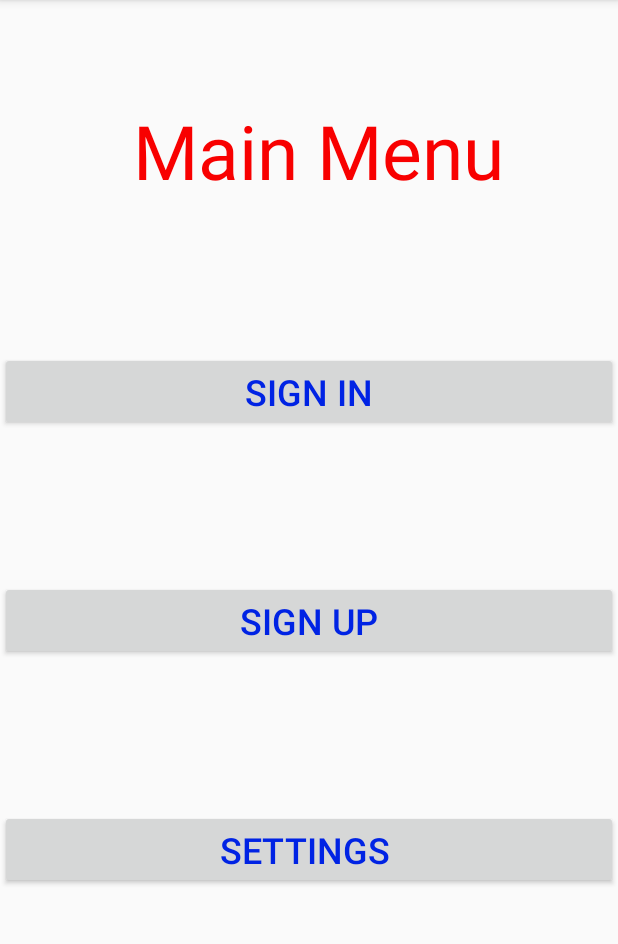
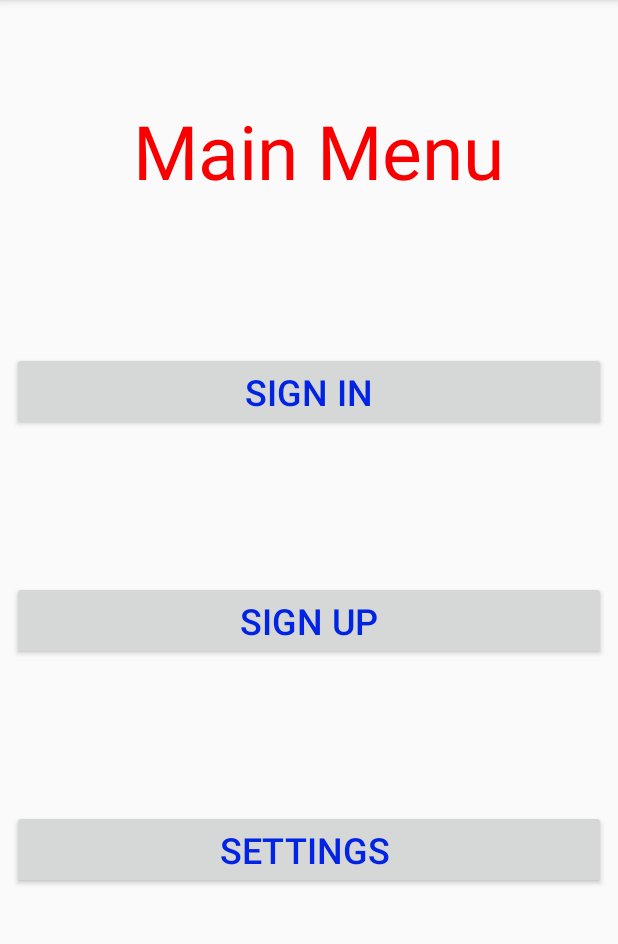
Before and after one commit to Nitzan-Beck/Free_Space, an Android app: the screen it shows after launch (MainActivity), on a phone screen of 412 x 824 dp, the part 84-1028 px from its top. Run offline under Robolectric (Android 15) with nearby library versions, the phone set to English and light mode, and no system bars.

Commit message:
17.10.2020

```diff
--- a/app/src/main/res/layout/activity_main.xml
+++ b/app/src/main/res/layout/activity_main.xml
@@ -10,7 +10,9 @@
         android:id="@+id/buttonSIgnIn"
         android:layout_width="0dp"
         android:layout_height="wrap_content"
+        android:layout_marginStart="8dp"
         android:layout_marginTop="100dp"
+        android:layout_marginEnd="8dp"
         android:onClick="btnSignIn"
         android:text="Sign In"
         android:textColor="#0023E4"
@@ -38,7 +40,9 @@
         android:id="@+id/buttonSettings"
         android:layout_width="0dp"
         android:layout_height="wrap_content"
+        android:layout_marginStart="8dp"
         android:layout_marginTop="100dp"
+        android:layout_marginEnd="8dp"
         android:onClick="btnSettings"
         android:text="Settings "
         android:textColor="#0023E4"
@@ -52,7 +56,9 @@
         android:id="@+id/buttonSIgnUp"
         android:layout_width="0dp"
         android:layout_height="wrap_content"
+        android:layout_marginStart="8dp"
         android:layout_marginTop="100dp"
+        android:layout_marginEnd="8dp"
         android:onClick="btnSignUp"
         android:text="Sign Up"
         android:textColor="#0023E4"
```
